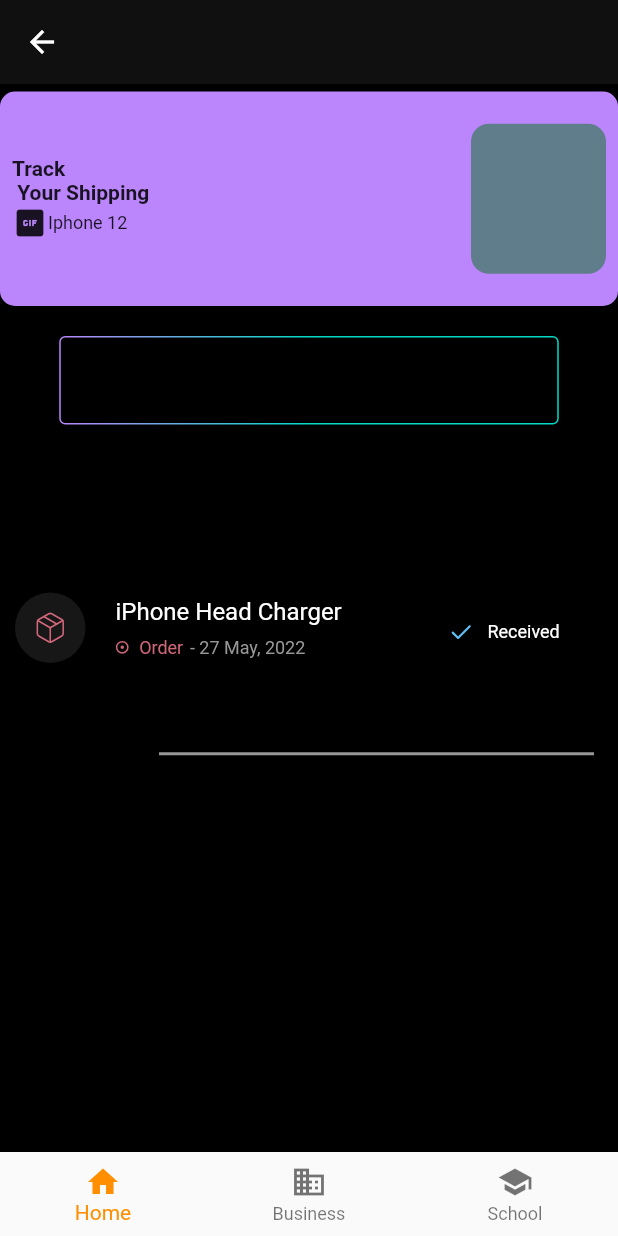
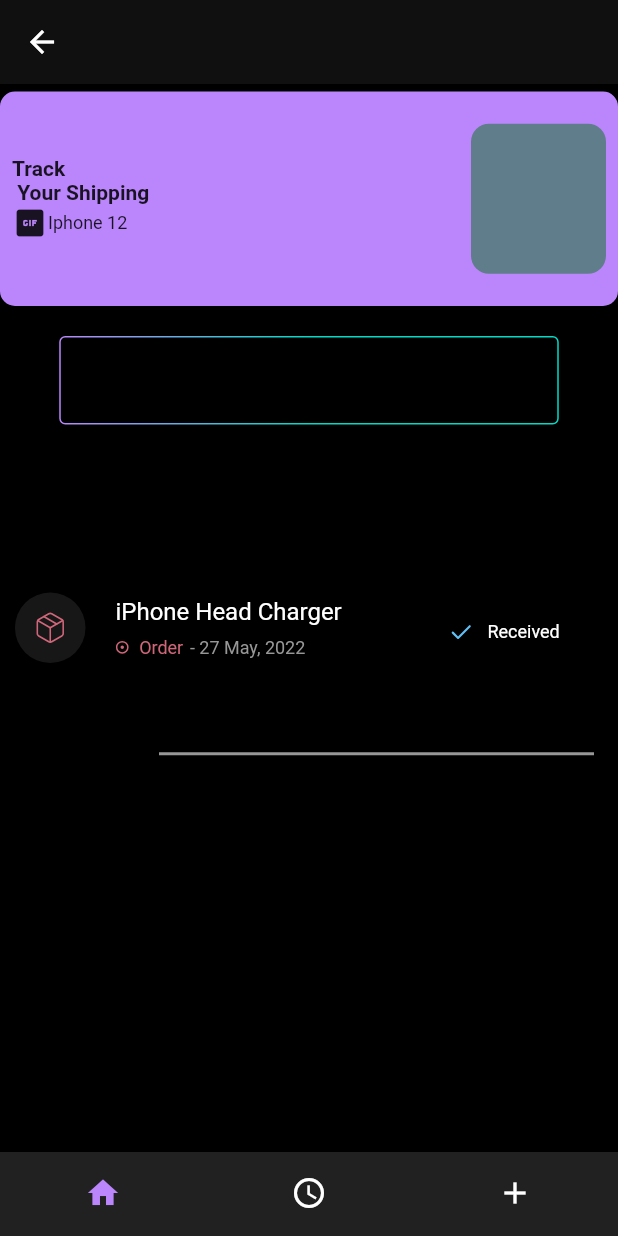
Before and after one commit to antrollingsid/a2b, a Flutter app: the DashBoard screen opened by its route, on a phone screen of 412 x 824 dp. Run offline on Flutter 3.47's test engine with Material 2 defaults, Android fonts, the phone set to English and light mode, and no system bars; our stand-ins replace flutter_svg, get, gradient_borders; Roboto replaces fonts that are missing (SF Pro Display).

Commit message:
edit icons for nav bar

```diff
--- a/lib/User/screens/dashboard.dart
+++ b/lib/User/screens/dashboard.dart
@@ -32,22 +32,31 @@ class DashBoard extends StatelessWidget {
         ],
       ),
       bottomNavigationBar: BottomNavigationBar(
+        showSelectedLabels: false,
+        showUnselectedLabels: false,
+        backgroundColor: AppColors.buttonStroke,
         items: const [
           BottomNavigationBarItem(
             icon: Icon(Icons.home),
-            label: 'Home',
+            label: '',
           ),
           BottomNavigationBarItem(
-            icon: Icon(Icons.business),
-            label: 'Business',
+            icon: Icon(
+              Icons.access_time,
+              color: AppColors.backgroundLightMode,
+            ),
+            label: '',
           ),
           BottomNavigationBarItem(
-            icon: Icon(Icons.school),
-            label: 'School',
-          ),
+            icon: Icon(
+              Icons.add,
+              color: AppColors.backgroundLightMode,
+            ),
+            label: '',
+          )
         ],
         // currentIndex: _selectedIndex,
-        selectedItemColor: Colors.amber[800],
+        selectedItemColor: AppColors.primaryDark,
         // onTap: _onItemTapped,
       ),
     );
```
